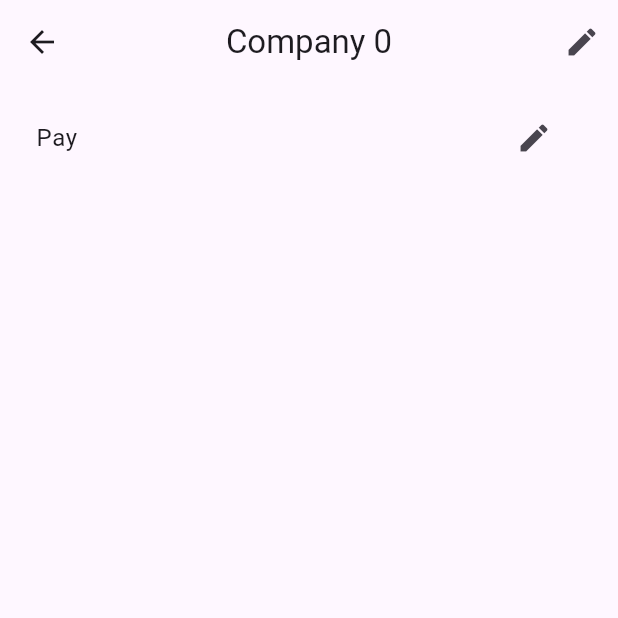
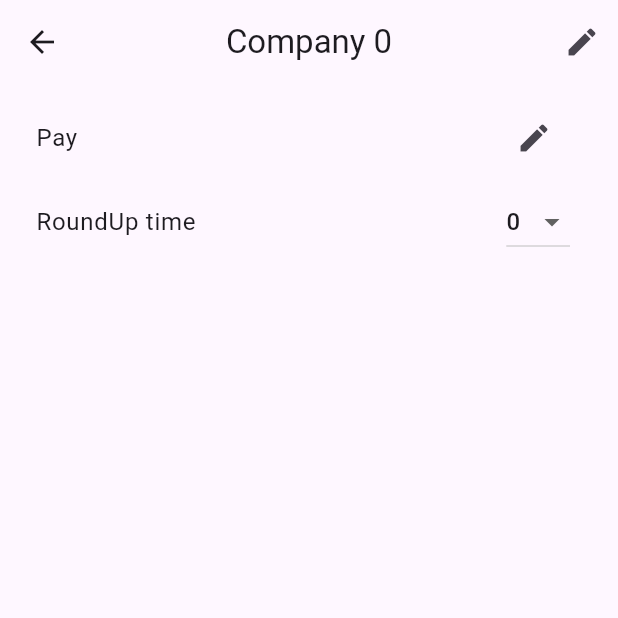
Before and after one commit to insan2001/ScheduleTracker, a Flutter app: the screen it shows after launch, after a tap on an icon or button, on a phone screen of 412 x 824 dp, the top half of it. Run offline on Flutter 3.47's test engine with Material 3 defaults, Android fonts, the light colour scheme and no system bars.

Commit message:
edit, save

```diff
--- a/lib/class/company.dart
+++ b/lib/class/company.dart
@@ -1,8 +1,22 @@
 import 'dart:async';
+
+class Schedule {
+  final DateTime sTime;
+  final DateTime eTime;
+  final DateTime date;
+
+  Schedule({required this.sTime, required this.eTime, required this.date});
+
+  String toCSV() {
+    return "${sTime}";
+  }
+}
 
 class Company {
   String name;
   double pay;
+  List<int> roundupValues = [0, 15];
+  int roundupIndex;
   bool _isClockedIn = false;
   DateTime? _clockInTime;
   DateTime? _clockOutTime;
@@ -15,6 +29,7 @@ class Company {
   Company({
     required this.name,
     required this.pay,
+    required this.roundupIndex,
     this.onTick,
     this.onStatusChange,
   });
@@ -23,6 +38,8 @@ class Company {
   DateTime? get clockInTime => _clockInTime;
   DateTime? get clockOutTime => _clockOutTime;
   Duration get elapsed => _elapsed;
+
+  toCSV() {}
 
   void toggleClock() {
     if (_isClockedIn) {
--- a/lib/constant.dart
+++ b/lib/constant.dart
@@ -2,5 +2,5 @@ import 'package:schedule_tracker/class/company.dart';
 
 final List<Company> companies = List.generate(
   3,
-  (index) => Company(name: "Company $index", pay: index * 5.0),
+  (index) => Company(name: "Company $index", pay: index * 5.0, roundupIndex: 0),
 );
--- a/lib/screen/company.dart
+++ b/lib/screen/company.dart
@@ -62,6 +62,7 @@ class _CompanyScreenState extends State<CompanyScreen> {
             onPressed: () => popup("Edit title", () {
               if (_controller.text != "") {
                 companies[widget.index].name = _controller.text;
+                isChanged = true;
               }
             }),
             icon: Icon(Icons.edit),
@@ -84,8 +85,35 @@ class _CompanyScreenState extends State<CompanyScreen> {
                     return;
                   }
                   companies[widget.index].pay = pay;
+                  isChanged = true;
                 }),
                 icon: Icon(Icons.edit),
+              ),
+            ),
+            ListTile(
+              title: Text("RoundUp time"),
+              trailing: DropdownButton<int>(
+                hint: Text(
+                  company.roundupValues[company.roundupIndex].toString(),
+                ),
+                value: company.roundupValues[company.roundupIndex],
+                items: company.roundupValues
+                    .map(
+                      (int value) => DropdownMenuItem<int>(
+                        value: value,
+                        child: Text(value.toString()),
+                      ),
+                    )
+                    .toList(),
+                onChanged: (int? newValue) {
+                  if (newValue == null) return;
+                  setState(() {
+                    company.roundupIndex = company.roundupValues.elementAt(
+                      newValue,
+                    );
+                  });
+                  isChanged = true;
+                },
               ),
             ),
           ],
```
